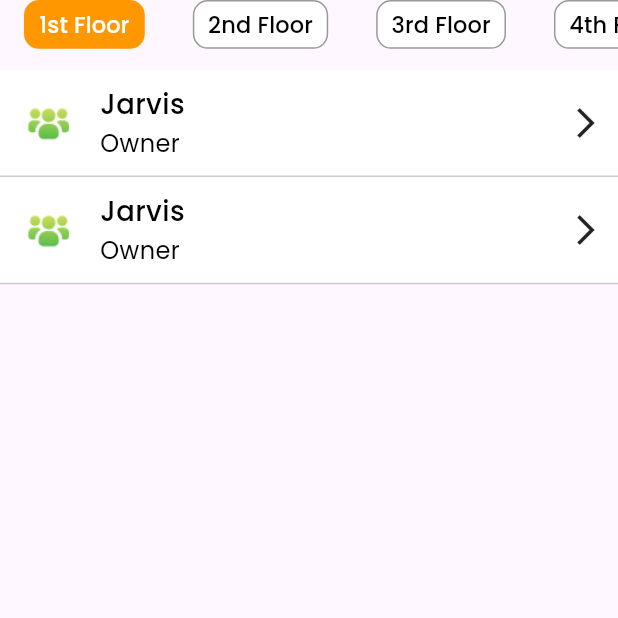
After one commit to ag12216/Flutter-Classes, a Flutter app: the WingPage screen opened by its route, on a phone screen of 412 x 824 dp, the top half of it. The commit adds this screen. Run offline on Flutter 3.47's test engine with Material 3 defaults, Android fonts, the phone set to English and light mode, and no system bars; our stand-ins replace flutter_otp_text_field, flutter_screenutil, flutter_svg.

Commit message:
Tabbar view, WIP: Tababr body design

```diff
--- a/lib/navigation/routes.dart
+++ b/lib/navigation/routes.dart
@@ -5,8 +5,11 @@ import 'package:society_hub/pages/dashboard/dashboard_view.dart';
 import 'package:society_hub/pages/login/container_decoration.dart';
 import 'package:society_hub/pages/login/login_view.dart';
 import 'package:society_hub/pages/login/otp_verification.dart';
+import 'package:society_hub/pages/others/fields.dart';
+import 'package:society_hub/pages/others/learn_view.dart';
 import 'package:society_hub/pages/others/others.dart';
 import 'package:society_hub/pages/page_not_found/page_not_found.dart';
+import 'package:society_hub/pages/tabbar/tabbar_view.dart';
 
 
 
@@ -16,6 +19,9 @@ class Routes {
     static const forgotPassword = '/forgotPassword';
     static const dashboard = '/dashboard';
     static const others = '/others';
+    static const learn = '/learn';
+    static const wing = '/wing';
+    static const fields = '/fields';
 
     static Route<dynamic> onGenerateRoute(RouteSettings settings){
         switch(settings.name){
@@ -33,8 +39,17 @@ class Routes {
             ctrl.init(dashboard);
             return MaterialPageRoute(builder: (_) => const DashboardView());
 
+          case wing:
+            return MaterialPageRoute(builder: (_) => const WingPage());
+
           case others:
             return MaterialPageRoute(builder: (_) => const OthersPage());
+
+          case fields:
+            return MaterialPageRoute(builder: (_) => const FieldsView());
+
+        case learn:
+          return MaterialPageRoute(builder: (_) => const LearnView());
 
           default:
             return MaterialPageRoute(builder: (_) => const PageNotFound());
--- /dev/null
+++ b/lib/pages/tabbar/flat_user.dart
@@ -0,0 +1,44 @@
+
+import 'package:flutter/material.dart';
+import 'package:society_hub/resources/assets.dart';
+import 'package:society_hub/resources/sizes.dart';
+import 'package:society_hub/widgets/text_view.dart';
+
+class FlatUser extends StatelessWidget {
+  final String? profileImage;
+  final String? name;
+  final String? userType;
+  const FlatUser({super.key, this.profileImage, this.name, this.userType});
+
+  @override
+  Widget build(BuildContext context) {
+    return Container(
+      padding: EdgeInsets.all(DeviceHeight.s8),
+      decoration: BoxDecoration(
+        color: Colors.white,
+        border: Border(bottom: BorderSide(color: Colors.black.withValues(alpha: 0.2)))
+      ),
+      child: Row(
+        crossAxisAlignment: CrossAxisAlignment.center,
+        children: [
+          ClipRRect(
+            borderRadius: BorderRadius.circular(DeviceHeight.s40/2),
+            child: Image.asset(profileImage ?? Assets.committee, height: DeviceHeight.s40,width: DeviceWidth.s40,fit: BoxFit.cover)),
+          SizedBox(width: DeviceWidth.s10),
+          Expanded(
+            child: Column(
+              mainAxisSize: MainAxisSize.min,
+              crossAxisAlignment: CrossAxisAlignment.stretch,
+              children: [
+                TextView(title: name, fontSize: FontSizes.s16,fontWeight: FontWeight.w500),
+                SizedBox(height: DeviceHeight.s2),
+                TextView(title: userType, fontSize: FontSizes.s14,fontWeight: FontWeight.w400),
+              ]),
+          ),
+
+          const Icon(Icons.arrow_forward_ios_sharp)
+
+        ]),
+    );
+  }
+}
--- /dev/null
+++ b/lib/pages/tabbar/tab_header.dart
@@ -0,0 +1,24 @@
+
+import 'package:flutter/material.dart';
+import 'package:society_hub/resources/sizes.dart';
+import 'package:society_hub/widgets/text_view.dart';
+
+class TabHeader extends StatelessWidget {
+  final Color? bgColor;
+  final Color? textColor;
+  final Color? borderColor;
+  final String? title;
+  const TabHeader({super.key, this.title, this.bgColor, this.textColor, this.borderColor = Colors.transparent});
+
+  @override
+  Widget build(BuildContext context) {
+    return Container(
+        padding: EdgeInsets.symmetric(horizontal: DeviceWidth.s8,vertical: DeviceHeight.s4),
+        decoration: BoxDecoration(
+          color: bgColor ?? Colors.white,
+          border: Border.all(color: borderColor ?? Colors.black.withValues(alpha: 0.4)),
+          borderRadius: BorderRadius.circular(10)
+        ),
+        child: TextView(title: title,fontSize: 15,fontWeight: FontWeight.w500,color: textColor ??Colors.black));
+  }
+}
--- /dev/null
+++ b/lib/pages/tabbar/tabbar_controller.dart
@@ -0,0 +1,15 @@
+
+import 'package:flutter/material.dart';
+
+class TabbarController with ChangeNotifier {
+  TabController? tabController;
+  List<String> list = ['1st Floor','2nd Floor','3rd Floor','4th Floor'];
+
+  void initializeTabController(TickerProvider reference){
+    tabController = TabController(length: list.length, vsync: reference);
+    tabController?.addListener((){
+      notifyListeners();
+    });
+  }
+
+}
--- /dev/null
+++ b/lib/pages/tabbar/tabbar_view.dart
@@ -0,0 +1,76 @@
+
+import 'package:flutter/material.dart';
+import 'package:provider/provider.dart';
+import 'package:society_hub/pages/tabbar/flat_user.dart';
+import 'package:society_hub/pages/tabbar/tab_header.dart';
+import 'package:society_hub/pages/tabbar/tabbar_controller.dart';
+import 'package:society_hub/resources/assets.dart';
+import 'package:society_hub/resources/sizes.dart';
+import 'package:society_hub/widgets/text_view.dart';
+
+class WingPage extends StatefulWidget {
+  const WingPage({super.key});
+
+  @override
+  State<WingPage> createState() => WingPageState();
+}
+
+// MIXIN: TickerProviderStateMixin
+// Dart/Flutter: Multiple Inheritance is not supported, "extends" Class1,Class2 --> x
+// For that to support Multiple Inheritance "mixin", "with" keyword
+class WingPageState extends State<WingPage> with TickerProviderStateMixin {
+
+  @override
+  void initState() {
+    TabbarController ctrl = Provider.of<TabbarController>(context,listen: false);
+    ctrl.initializeTabController(this);
+    super.initState();
+  }
+
+  @override
+  Widget build(BuildContext context) {
+    return Consumer<TabbarController>(builder: (_, viewModel, child) => Scaffold(
+      body: SafeArea(
+        child: DefaultTabController(length: viewModel.list.length, child: Scaffold(
+          appBar: TabBar(
+            isScrollable: true,
+            tabAlignment: TabAlignment.start,
+            indicatorColor: Colors.transparent,
+            controller: viewModel.tabController,
+            dividerColor: Colors.transparent,
+            tabs: viewModel.list.asMap().map((index, title) => MapEntry(index, TabHeader(
+              title: title,
+              borderColor: viewModel.tabController?.index == index ? Colors.transparent : Colors.black.withValues(alpha: 0.4),
+              bgColor: viewModel.tabController?.index == index ? Colors.orange : Colors.white,
+              textColor: viewModel.tabController?.index == index ? Colors.white : Colors.black))).values.toList()
+          ),
+          body: Padding(
+            padding: EdgeInsets.only(top: DeviceHeight.s10),
+            child: TabBarView(
+              controller: viewModel.tabController,
+              children: [
+              Container(
+                child: ListView.builder(
+                  shrinkWrap: true,
+                  itemCount: 2,
+                  itemBuilder: (_, index){
+                    return const FlatUser(name: 'Jarvis',userType: 'Owner');
+                  }),
+              ),
+              Container(
+                color: Colors.green,
+              ),
+              Container(
+                color: Colors.blue,
+              ),
+              Container(
+                color: Colors.yellow,
+              )
+            ]),
+          ),
+
+        )),
+      ),
+    ));
+  }
+}
```
Also changed, not shown: lib/navigation/providers_list.dart (+7 -0 lines), lib/pages/login/login_controller.dart (+4 -4 lines), lib/pages/others/fields.dart (added, +103 -0 lines), lib/pages/others/fields_controller.dart (added, +22 -0 lines), lib/pages/others/learn_controller.dart (added, +11 -0 lines), lib/pages/others/learn_view.dart (added, +31 -0 lines), lib/resources/validators.dart (+13 -0 lines), pubspec.lock, 1 other file.
